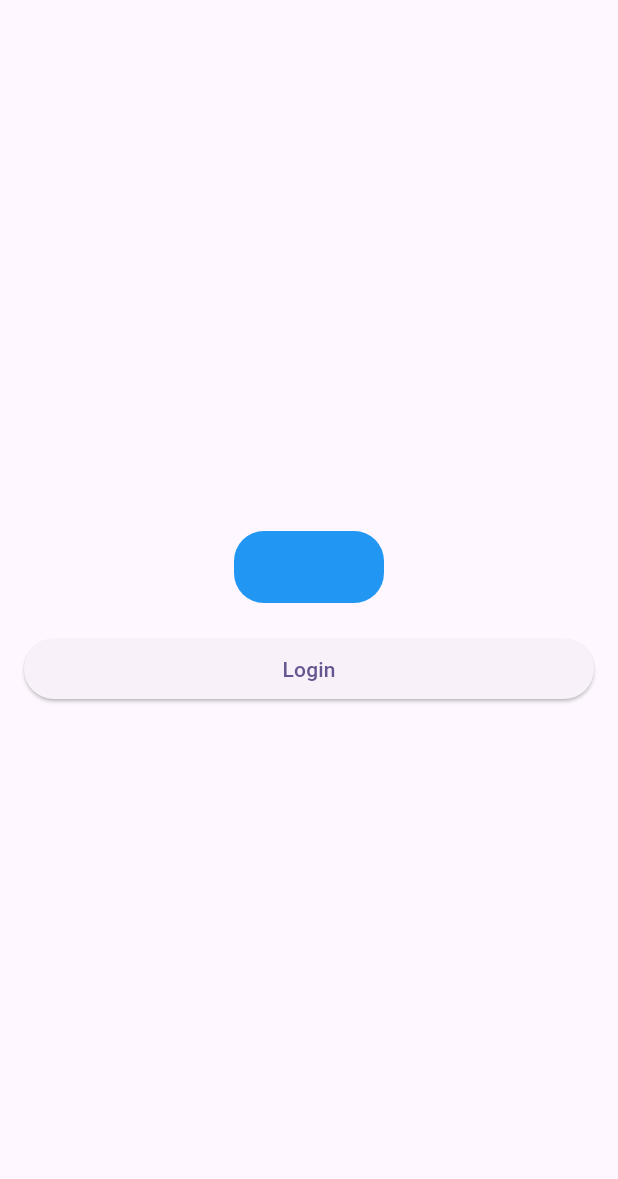
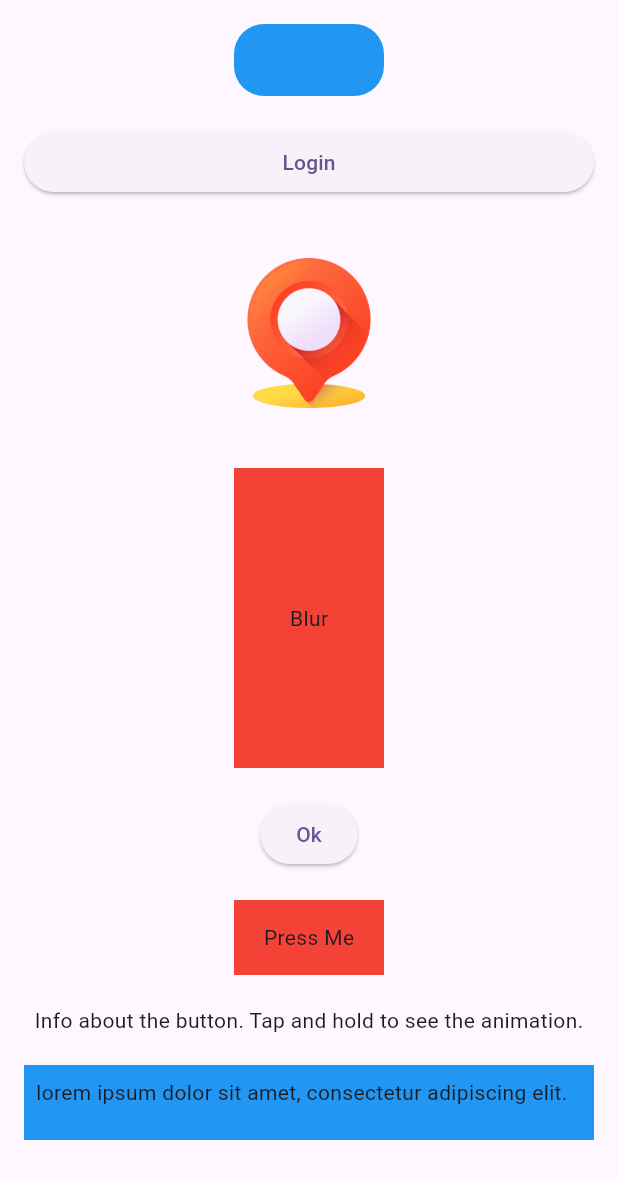
Before and after one commit to AbdelkaderBarhoumi21/Flutter-Animation-Mastering, a Flutter app: the TestScreen screen opened directly, on a phone screen of 412 x 824 dp. Shown: the top 1179 px of the screen. Run offline on Flutter 3.47's test engine with Material 3 defaults, Android fonts, the phone set to English and light mode, and no system bars.

Commit message:
Feat: Add animation examples

```diff
--- a/lib/examples/test_screen.dart
+++ b/lib/examples/test_screen.dart
@@ -12,10 +12,14 @@ class TestScreen extends StatefulWidget {
 class _TestScreenState extends State<TestScreen> {
   bool _isLoading = false;
   bool _isClicked = false;
+  bool _isExpanded = false;
+  bool _isMoving = false;
+  bool _isPressed = false;
   @override
   Widget build(BuildContext context) {
     return Scaffold(
-      body: Padding(
+      body: SingleChildScrollView(
+        child: Padding(
           padding: const EdgeInsets.symmetric(horizontal: 16.0, vertical: 16),
           child: Column(
             mainAxisAlignment: MainAxisAlignment.center,
@@ -42,7 +46,122 @@ class _TestScreenState extends State<TestScreen> {
                   });
                 },
               ),
+
+              SizedBox(height: 40),
+
+              InkWell(
+                onTap: () {
+                  setState(() {
+                    _isExpanded = !_isExpanded;
+                  });
+                },
+                child: AnimatedContainer(
+                  duration: Duration(milliseconds: 800),
+                  curve: Curves.easeInOut,
+                  child: ClipRRect(
+                    borderRadius: BorderRadius.circular(16),
+                    child: Image.asset(
+                      'assets/marker.png',
+                      width: _isExpanded ? 200 : 100,
+                      height: _isExpanded ? 200 : 100,
+                    ),
+                  ),
+                ),
+              ),
+              SizedBox(height: 20),
+
+              if (_isExpanded)
+                Text(
+                  'This is a marker image. Tap on it to see the animation.',
+                  textAlign: TextAlign.center,
+                  style: TextStyle(fontSize: 16),
+                ),
+
+              SizedBox(height: 20),
+
+              Stack(
+                children: [
+                  Image.asset(
+                    'assets/marker.png',
+                    width: 100,
+                    height: 200,
+                    fit: BoxFit.fill,
+                  ),
+                  AnimatedPositioned(
+                    top: _isMoving ? 200 : 0,
+                    duration: Duration(seconds: 1),
+                    curve: Curves.easeInOut,
+
+                    child: Container(
+                      color: Colors.red,
+                      height: 200,
+                      width: 100,
+                      alignment: Alignment.center,
+                      child: Text("Blur"),
+                    ),
+                  ),
                 ],
+              ),
+              SizedBox(height: 20),
+              ElevatedButton(
+                onPressed: () {
+                  setState(() {
+                    _isMoving = !_isMoving;
+                  });
+                },
+                child: Text('Ok'),
+              ),
+
+              SizedBox(height: 20),
+              GestureDetector(
+                onPanStart: (details) {
+                  print('Pan Start: ${details.globalPosition}');
+                  setState(() {
+                    _isPressed = true;
+                  });
+                },
+                onPanEnd: (details) {
+                  print('Pan End: ${details.velocity}');
+                  setState(() {
+                    _isPressed = false;
+                  });
+                },
+                onTap: () {},
+                child: AnimatedScale(
+                  duration: Duration(milliseconds: 800),
+                  scale: _isPressed ? 0.8 : 1,
+                  child: Container(
+                    color: Colors.red,
+                    width: 100,
+                    height: 50,
+                    alignment: Alignment.center,
+                    child: Text('Press Me'),
+                  ),
+                ),
+              ),
+              SizedBox(height: 20),
+
+              Text('Info about the button. Tap and hold to see the animation.'),
+              SizedBox(height: 20),
+              InkWell(
+                onTap: () {
+                  setState(() {
+                    _isPressed = !_isPressed;
+                  });
+                },
+                child: AnimatedContainer(
+                  duration: Duration(seconds: 1),
+                  padding: EdgeInsets.all(8),
+                  color: Colors.blue,
+                  width: double.infinity,
+                  height: _isPressed == true ? 100 : 50,
+                  child: Text(
+                    'lorem ipsum dolor sit amet, consectetur adipiscing elit.',
+                  ),
+                ),
+              ),
+            ],
+          ),
         ),
       ),
     );
--- a/lib/main.dart
+++ b/lib/main.dart
@@ -6,6 +6,8 @@ import 'package:flutter_animation_mastering/animated_container/animated_padding.
 import 'package:flutter_animation_mastering/animated_container/animated_position.dart';
 import 'package:flutter_animation_mastering/animated_container/animated_scale.dart';
 import 'package:flutter_animation_mastering/examples/test_screen.dart';
+import 'package:flutter_animation_mastering/examples/test_screen_2.dart';
+import 'package:flutter_animation_mastering/examples/test_screen_3.dart';
 
 void main() {
   runApp(const MyApp());
@@ -23,7 +25,7 @@ class MyApp extends StatelessWidget {
       theme: ThemeData(
         colorScheme: ColorScheme.fromSeed(seedColor: Colors.deepPurple),
       ),
-      home: TestScreen(),
+      home: TestScreen3(),
     );
   }
 }
--- a/pubspec.yaml
+++ b/pubspec.yaml
@@ -58,8 +58,8 @@ flutter:
   uses-material-design: true
 
   # To add assets to your application, add an assets section, like this:
-  # assets:
-  #   - images/a_dot_burr.jpeg
+  assets:
+  - assets/
   #   - images/a_dot_ham.jpeg
 
   # An image asset can refer to one or more resolution-specific "variants", see
```
Also changed, not shown: lib/examples/test_screen_2.dart (added, +81 -0 lines), lib/examples/test_screen_3.dart (added, +88 -0 lines), assets/marker.png (added). Lines whose indentation alone changed are shown as unchanged.
